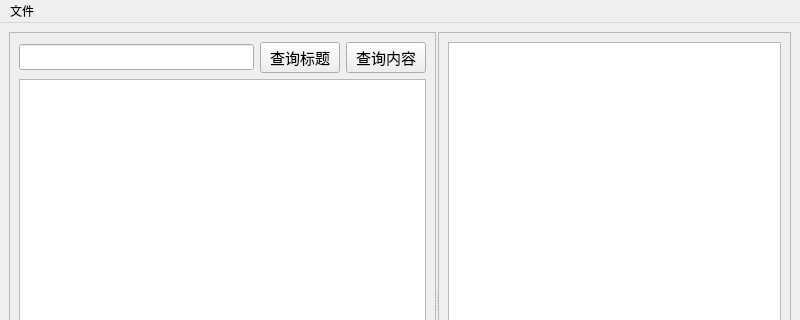
The window that mainFrm.ui (hudie8655/docHelper) describes before a commit, drawn with Qt 5; both pictures show x 0 to 800 and y 0 to 320 of the 800 by 600 pixel window.
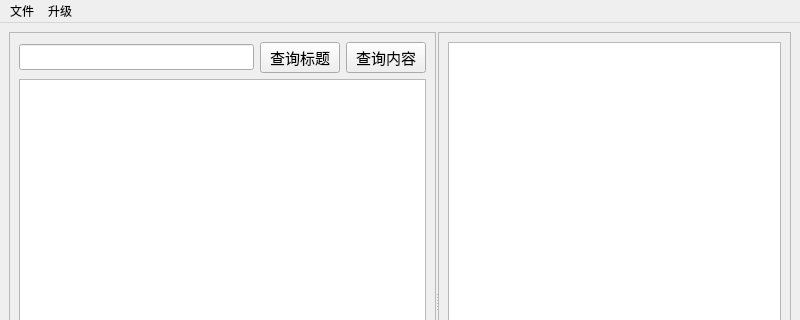
The same window after the commit. Icons and pictures are not drawn.

The edit to the form file:
```diff
--- a/mainFrm.ui
+++ b/mainFrm.ui
@@ -141,7 +141,14 @@
     </property>
     <addaction name="loadOfflineAction"/>
    </widget>
+   <widget class="QMenu" name="menu_2">
+    <property name="title">
+     <string>升级</string>
+    </property>
+    <addaction name="updateOnlineaction"/>
+   </widget>
    <addaction name="menu"/>
+   <addaction name="menu_2"/>
   </widget>
   <widget class="QStatusBar" name="statusbar"/>
   <action name="loadOfflineAction">
```
Left out of the diff: 21 changed lines with no effect on the pictures.
